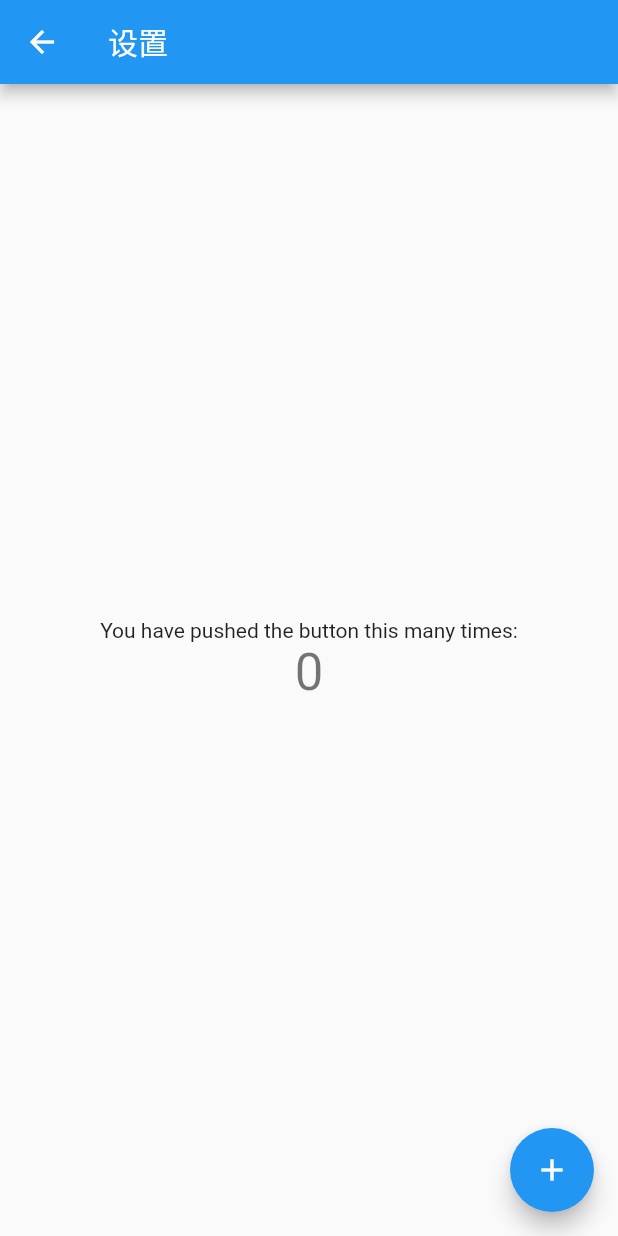
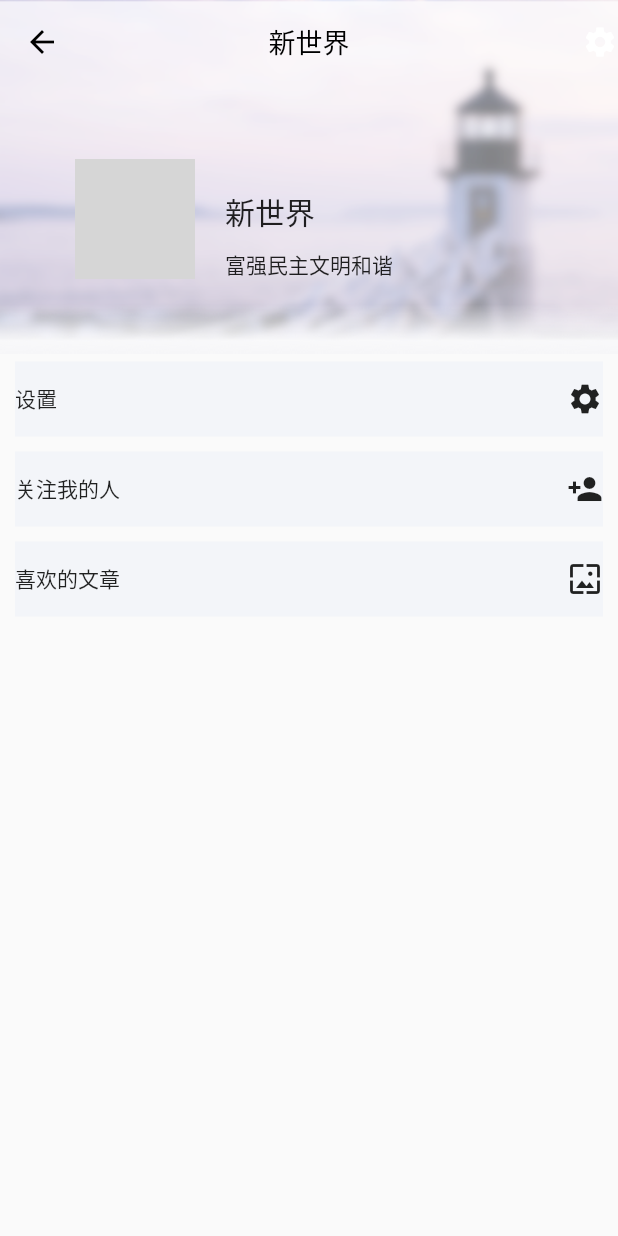
Before and after one commit to HOLDfoot/seekyouapp, a Flutter app: the MinePage screen opened directly, on a phone screen of 412 x 824 dp. Run offline on Flutter 3.47's test engine with Material 2 defaults, Android fonts, the phone set to English and light mode, and no system bars; our stand-ins replace cached_network_image, flutter_easyrefresh; network calls fail; grey boxes are pictures that could not be loaded.

Commit message:
完成个人中心部分内容

```diff
--- a/lib/main.dart
+++ b/lib/main.dart
@@ -71,18 +71,13 @@ class _BottomWidgetState extends State<BottomWidget> {
     // fast, so that you can just rebuild anything that needs updating rather
     // than having to individually change instances of widgets.
     return Scaffold(
-      appBar: AppBar(
-        // Here we take the value from the MyHomePage object that was created by
-        // the App.build method, and use it to set our appbar title.
-        title: Text(widget.title),
-      ),
       body: pageList[curPageIndex],
       bottomNavigationBar: BottomNavigationBar(
         items: [
           BottomNavigationBarItem(icon: Icon(Icons.home), title: Text("首页")),
           BottomNavigationBarItem(icon: Icon(Icons.add), title: Text("关注")),
           BottomNavigationBarItem(
-              icon: Icon(Icons.settings), title: Text("我的")),
+              icon: Icon(Icons.person), title: Text("我的")),
         ],
         iconSize: 40,
         currentIndex: curPageIndex,
--- /dev/null
+++ b/lib/ui/constant/DevConstant.dart
@@ -0,0 +1,6 @@
+
+class DevConstant {
+  static const String CONST_PLACEHOLDER = "http://via.placeholder.com/350x150";
+  static const String CONST_PIC =
+      "https://ss1.bdstatic.com/70cFvXSh_Q1YnxGkpoWK1HF6hhy/it/u=375015144,848773525&fm=26&gp=0.jpg";
+}
--- a/lib/ui/page/home_page.dart
+++ b/lib/ui/page/home_page.dart
@@ -5,6 +5,7 @@ import 'package:flutter/material.dart';
 import 'package:flutter_easyrefresh/easy_refresh.dart';
 import 'package:flutter_easyrefresh/ball_pulse_header.dart';
 import 'package:flutter_easyrefresh/ball_pulse_footer.dart';
+import 'package:seekyouapp/ui/constant/DevConstant.dart';
 
 /// 会员购买记录
 class HomePage extends StatefulWidget {
@@ -20,6 +21,11 @@ class HomePageState extends State<HomePage> {
   @override
   Widget build(BuildContext context) {
     return Scaffold(
+      appBar: AppBar(
+        // Here we take the value from the MyHomePage object that was created by
+        // the App.build method, and use it to set our appbar title.
+        title: Text("寻觅"),
+      ),
       body: EasyRefresh(
         emptyWidget: getEmptyWidget(),
         firstRefresh: true,
@@ -69,7 +75,7 @@ class HomePageState extends State<HomePage> {
 
   /// 网络失败则返回null, 成功则有数据
   Future<List<UserInfo>> getData() async {
-    UserInfo item = UserInfo(name: "小明", photo: CONST_PIC);
+    UserInfo item = UserInfo(name: "小明", photo: DevConstant.CONST_PIC);
     List<UserInfo> userInfoList = [];
     for (int i = 0; i < pageSize; i++) {
       userInfoList.add(item);
@@ -203,7 +209,3 @@ class SearchResultEmptyWidget extends StatelessWidget {
     return Text(this.title);
   }
 }
-
-const String CONST_PLACEHOLDER = "http://via.placeholder.com/350x150";
-const String CONST_PIC =
-    "https://ss1.bdstatic.com/70cFvXSh_Q1YnxGkpoWK1HF6hhy/it/u=375015144,848773525&fm=26&gp=0.jpg";
--- a/lib/ui/page/interest_page.dart
+++ b/lib/ui/page/interest_page.dart
@@ -19,6 +19,11 @@ class InterestPageState extends State<InterestPage> {
   @override
   Widget build(BuildContext context) {
     return Scaffold(
+      appBar: AppBar(
+        // Here we take the value from the MyHomePage object that was created by
+        // the App.build method, and use it to set our appbar title.
+        title: Text("我的喜欢"),
+      ),
       body: EasyRefresh(
           emptyWidget: getEmptyWidget(),
           firstRefresh: true,
--- a/lib/ui/page/mine_page.dart
+++ b/lib/ui/page/mine_page.dart
@@ -1,5 +1,5 @@
 import 'package:flutter/material.dart';
-
+import 'package:seekyouapp/ui/constant/DevConstant.dart';
 
 /// 我的
 class MinePage extends StatefulWidget {
@@ -21,17 +21,33 @@ class MinePage extends StatefulWidget {
 }
 
 class _MinePageState extends State<MinePage> {
-  int _counter = 0;
+  ScrollController _scrollController = ScrollController();
+  bool _showAppBarTitle = true;
 
-  void _incrementCounter() {
+  @override
+  void initState() {
+    super.initState();
+    //监听滚动事件，打印滚动位置
+    int hideOffsets = 140;
+    _scrollController.addListener(() {
+      if (_scrollController.offset >= hideOffsets &&
+          _showAppBarTitle == false) {
         setState(() {
-      // This call to setState tells the Flutter framework that something has
-      // changed in this State, which causes it to rerun the build method below
-      // so that the display can reflect the updated values. If we changed
-      // _counter without calling setState(), then the build method would not be
-      // called again, and so nothing would appear to happen.
-      _counter++;
+          _showAppBarTitle = true;
         });
+      } else if (_scrollController.offset < hideOffsets &&
+          _showAppBarTitle == true) {
+        setState(() {
+          _showAppBarTitle = false;
+        });
+      }
+    });
+  }
+
+  @override
+  void dispose() {
+    super.dispose();
+    _scrollController.dispose();
   }
 
   @override
@@ -43,46 +59,127 @@ class _MinePageState extends State<MinePage> {
     // fast, so that you can just rebuild anything that needs updating rather
     // than having to individually change instances of widgets.
     return Scaffold(
-      appBar: AppBar(
-        // Here we take the value from the MyHomePage object that was created by
-        // the App.build method, and use it to set our appbar title.
-        title: Text(widget.title),
+      body: NestedScrollView(
+          controller: _scrollController,
+          headerSliverBuilder: (context, innerBoxIsScrolled) {
+            return [
+              SliverAppBar(
+                elevation: 0,
+                backgroundColor: Theme.of(context).cardColor,
+                expandedHeight: 236,
+                pinned: true,
+                floating: false,
+                snap: false,
+                flexibleSpace: FlexibleSpaceBar(
+                  centerTitle: true,
+                  background: Stack(
+                    children: [
+                      ConstrainedBox(
+                        constraints: BoxConstraints.expand(),
+                        child: Image.asset(
+                          "assets/images/ic_mine_header_bg.png",
+                          fit: BoxFit.cover,
                         ),
-      body: Center(
-        // Center is a layout widget. It takes a single child and positions it
-        // in the middle of the parent.
+                      ),
+                      Align(
+                        alignment: Alignment.topLeft,
+                        child: Container(
+                          margin: EdgeInsets.only(top: 50 + 56.0, left: 50),
+                          child: Row(
+                            children: [
+                              Container(
+                                margin: EdgeInsets.only(right: 20),
+                                child: ClipOval(
+                                  child: FadeInImage.assetNetwork(
+                                    placeholder: DevConstant.CONST_PLACEHOLDER,
+                                    fit: BoxFit.cover,
+                                    image: userPhoto,
+                                    width: 80,
+                                    height: 80,
+                                  ),
+                                ),
+                              ),
+                              Container(
+                                height: 80,
                                 child: Column(
-          // Column is also a layout widget. It takes a list of children and
-          // arranges them vertically. By default, it sizes itself to fit its
-          // children horizontally, and tries to be as tall as its parent.
-          //
-          // Invoke "debug painting" (press "p" in the console, choose the
-          // "Toggle Debug Paint" action from the Flutter Inspector in Android
-          // Studio, or the "Toggle Debug Paint" command in Visual Studio Code)
-          // to see the wireframe for each widget.
-          //
-          // Column has various properties to control how it sizes itself and
-          // how it positions its children. Here we use mainAxisAlignment to
-          // center the children vertically; the main axis here is the vertical
-          // axis because Columns are vertical (the cross axis would be
-          // horizontal).
-          mainAxisAlignment: MainAxisAlignment.center,
-          children: <Widget>[
-            Text(
-              'You have pushed the button this many times:',
+                                  crossAxisAlignment: CrossAxisAlignment.start,
+                                  children: [
+                                    Padding(
+                                      padding: EdgeInsets.only(top: 20),
                                     ),
                                     Text(
-              '$_counter',
-              style: Theme.of(context).textTheme.headline4,
+                                      "新世界",
+                                      style: TextStyle(fontSize: 20),
                                     ),
+                                    Padding(
+                                      padding: EdgeInsets.only(top: 10),
+                                    ),
+                                    Text("富强民主文明和谐"),
+                                  ],
+                                ),
+                              )
                             ],
                           ),
                         ),
-      floatingActionButton: FloatingActionButton(
-        onPressed: _incrementCounter,
-        tooltip: 'Increment',
-        child: Icon(Icons.add),
-      ), // This trailing comma makes auto-formatting nicer for build methods.
+                      )
+                    ],
+                  ),
+                ),
+                leading: Icon(
+                  Icons.arrow_back,
+                  color: Colors.black,
+                ),
+                title: InkWell(
+                  child: Text(
+                    _showAppBarTitle ? "新世界" : "",
+                    style: TextStyle(fontSize: 18, color: Colors.black),
+                  ),
+                  onTap: () {},
+                ),
+                centerTitle: true,
+                actions: <Widget>[
+                  Column(
+                    mainAxisAlignment: MainAxisAlignment.center,
+                    crossAxisAlignment: CrossAxisAlignment.end,
+                    children: <Widget>[
+                      Icon(Icons.settings),
+                    ],
+                  ),
+                ],
+              )
+            ];
+          },
+          body: Container(
+            child: Column(
+              children: [
+                getLineWidget(title: "设置", icon: Icons.settings),
+                getLineWidget(title: "关注我的人", icon: Icons.person_add),
+                getLineWidget(title: "喜欢的文章", icon: Icons.wallpaper),
+              ],
+            ),
+          )),
     );
   }
+
+  Widget getLineWidget({String title, IconData icon}) {
+    return Container(
+        height: 50,
+        color: Color(0xFFF3F5F9),
+        margin: EdgeInsets.only(left: 10, right: 10, top: 5, bottom: 5),
+        child: Stack(
+          children: [
+            Align(
+              alignment: Alignment.centerLeft,
+              child: Text(title),
+            ),
+            Align(
+              alignment: Alignment.centerRight,
+              child: Icon(icon),
+            )
+          ],
+        ));
   }
+
+  String userPhoto =
+      "https://ss1.bdstatic.com/70cFuXSh_Q1YnxGkpoWK1HF6hhy/it/u=1993946481,547847354&fm=26&gp=0.jpg";
+}
--- a/pubspec.yaml
+++ b/pubspec.yaml
@@ -47,6 +47,9 @@ flutter:
   # the material Icons class.
   uses-material-design: true
 
+  assets:
+    - assets/images/
+
   # To add assets to your application, add an assets section, like this:
   # assets:
   #   - images/a_dot_burr.jpeg
```
Also changed, not shown: assets/images/ic_mine_header_bg.png (added). Lines whose indentation alone changed are shown as unchanged.
